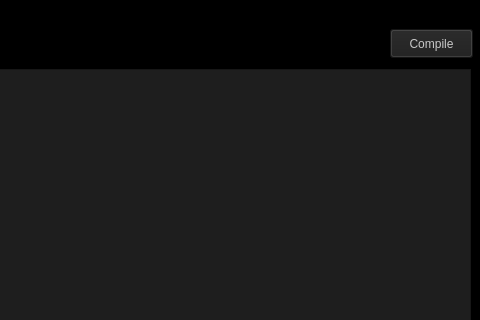
JoaoBoemer/QtGalsCompiller, file QTCompiler/compiler.ui: the form before one commit; both pictures show x 320 to 800 and y 0 to 320 of the 800 by 600 pixel window.
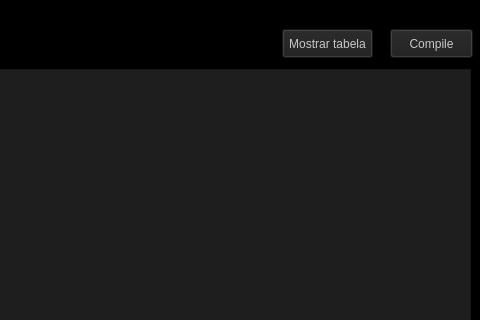
The form after the commit.

```diff
--- a/QTCompiler/compiler.ui
+++ b/QTCompiler/compiler.ui
@@ -125,6 +125,23 @@
 &lt;p style=&quot;-qt-paragraph-type:empty; margin-top:0px; margin-bottom:0px; margin-left:0px; margin-right:0px; -qt-block-indent:0; text-indent:0px; font-family:'Arial'; font-size:12pt; color:#ffffff;&quot;&gt;&lt;br /&gt;&lt;/p&gt;&lt;/body&gt;&lt;/html&gt;</string>
     </property>
    </widget>
+   <widget class="QPushButton" name="btnTabela">
+    <property name="geometry">
+     <rect>
+      <x>602</x>
+      <y>10</y>
+      <width>91</width>
+      <height>29</height>
+     </rect>
+    </property>
+    <property name="styleSheet">
+     <string notr="true">background-color: rgb(30, 30, 30);
+color: rgb(200, 200, 200);</string>
+    </property>
+    <property name="text">
+     <string>Mostrar tabela</string>
+    </property>
+   </widget>
   </widget>
   <widget class="QMenuBar" name="menubar">
    <property name="geometry">
```
Left out of the diff: 2 changed lines with no effect on the pictures.
